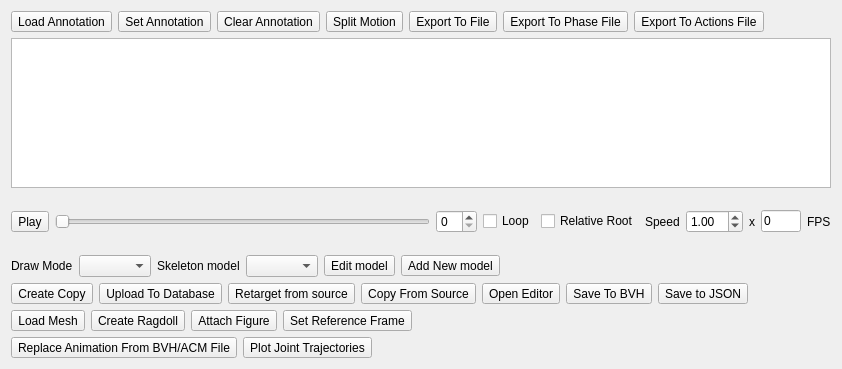
Qt form tool/core/layout/animation_player_widget.ui (eherr/motion_preprocessing_tool) before a commit.
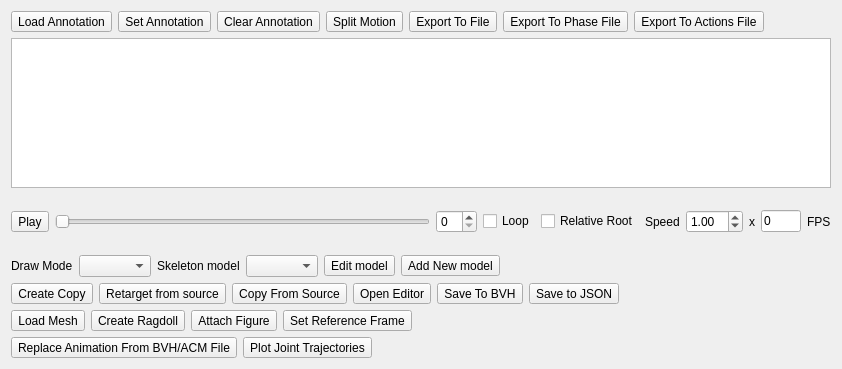
The same form after that commit. Custom widgets are drawn as their Qt base class.

Commit message: Fixed error in layout

What changed in the file:
```diff
--- a/tool/core/layout/animation_player_widget.ui
+++ b/tool/core/layout/animation_player_widget.ui
@@ -232,13 +232,6 @@
        </property>
       </widget>
      </item>
-     <item>
-      <widget class="QToolButton" name="uploadToDBButton">
-       <property name="text">
-        <string>Upload To Database</string>
-       </property>
-      </widget>
-     </item>
      <item>
       <widget class="QToolButton" name="retargetFromSourceButton">
        <property name="text">
```
The commit also changes 3 other files.
